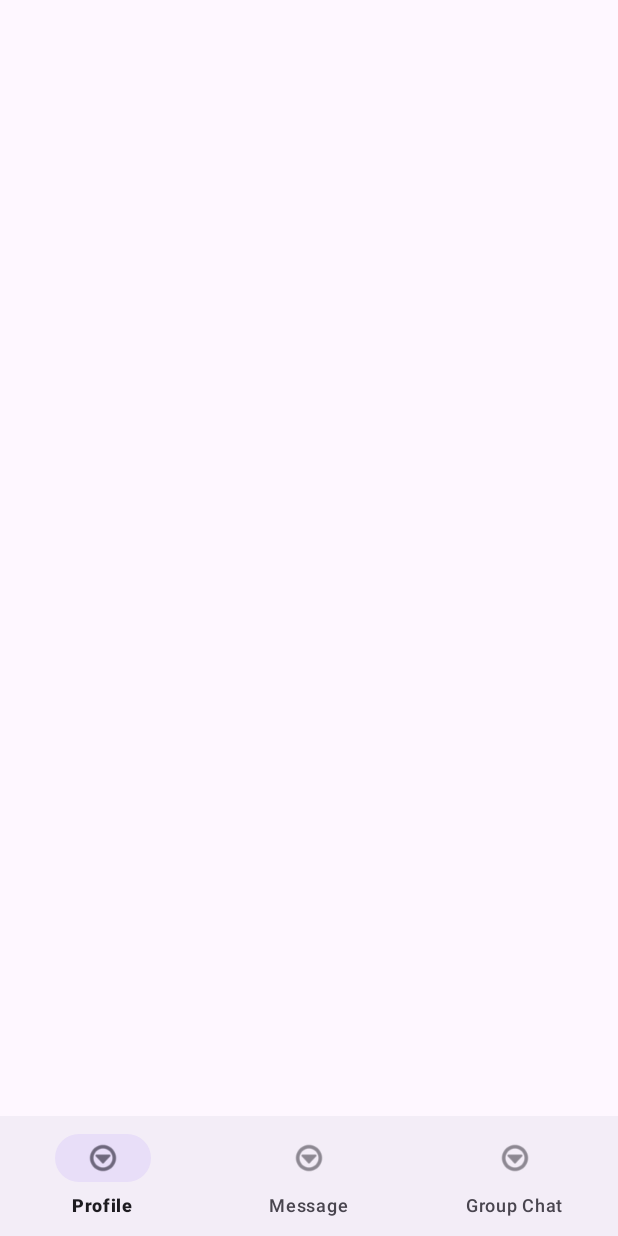
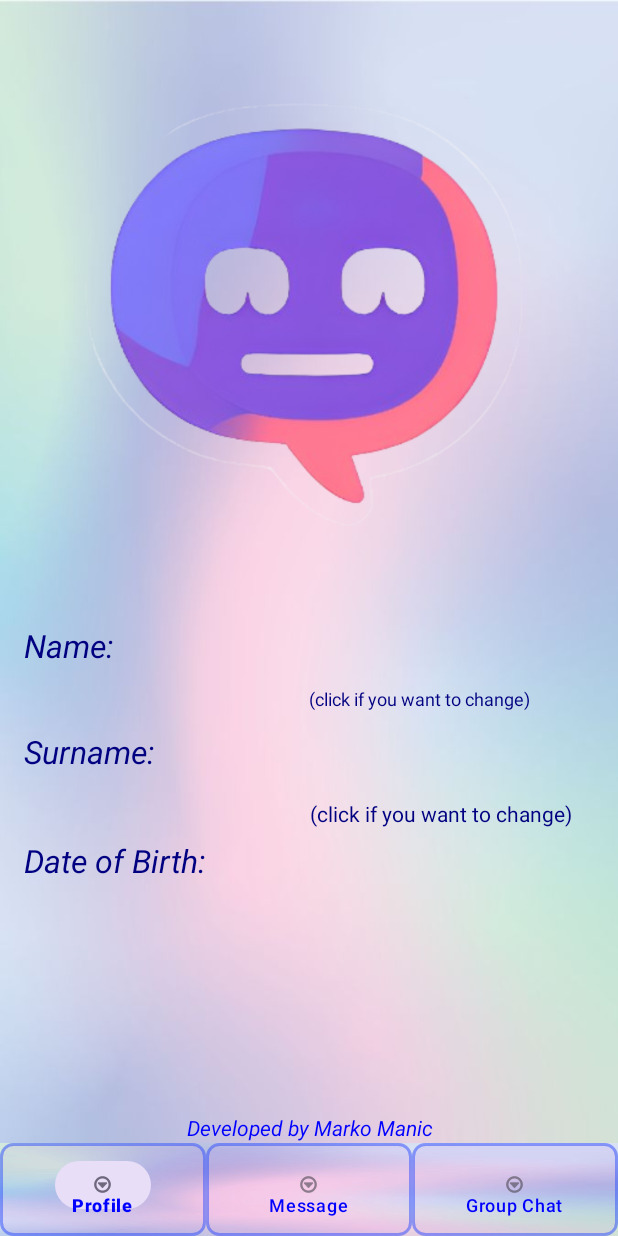
Before and after one commit to ManicDailyDev/ChatApp, an Android app: the ChatActivity screen opened directly, with no data from a screen before it, on a phone screen of 412 x 824 dp. Run offline under Robolectric (Android 15) with nearby library versions, the phone set to English and light mode, and no system bars; our stand-ins replace Firebase (no records; nobody signed in at launch, a user with empty details on screens opened directly).

Commit message:
01.09.2024.

```diff
--- a/app/src/main/java/com/example/facebookclone/Chat/ChatActivity.kt
+++ b/app/src/main/java/com/example/facebookclone/Chat/ChatActivity.kt
@@ -7,30 +7,32 @@
 import com.example.facebookclone.Fragment.MessageFragment
 import com.example.facebookclone.Fragment.ProfileFragment
 import com.example.facebookclone.R
-import com.example.facebookclone.databinding.ActivityChatBinding
+import com.example.facebookclone.databinding.ActivityChatHolderBinding
 import com.google.android.material.bottomnavigation.BottomNavigationView
 
 
 class ChatActivity : AppCompatActivity() {
 
-    private lateinit var binding: ActivityChatBinding
+    private lateinit var binding: ActivityChatHolderBinding
 
     override fun onCreate(savedInstanceState: Bundle?) {
         super.onCreate(savedInstanceState)
-        binding = ActivityChatBinding.inflate(layoutInflater)
+        binding = ActivityChatHolderBinding.inflate(layoutInflater)
         setContentView(binding.root)
 
         val firstFragment = ProfileFragment()
         val secondFragment = MessageFragment()
         val thirdFragment = GroupChatFragment()
 
-        supportFragmentManager.beginTransaction().apply {
-            replace(R.id.container, firstFragment)
-            commit()
+        if (savedInstanceState == null) {
+            supportFragmentManager.beginTransaction().apply {
+                replace(R.id.container, firstFragment)
+                commit()
+            }
         }
 
         // BottomNavigationView button clicks
-        binding.bottomnavigationbuttons.setOnNavigationItemSelectedListener { menuItem ->
+        binding.bottomnavigationbuttons.setOnItemSelectedListener { menuItem ->
             when (menuItem.itemId) {
                 R.id.profile -> {
                     replaceFragment(firstFragment)
--- a/app/src/main/java/com/example/facebookclone/Fragment/ProfileFragment.kt
+++ b/app/src/main/java/com/example/facebookclone/Fragment/ProfileFragment.kt
@@ -41,7 +41,7 @@
 
         val user = FirebaseAuth.getInstance().currentUser
         val db = FirebaseFirestore.getInstance()
-        val userRef = db.collection("users").document(user!!.uid)
+        val userRef = db.collection("users").document(user?.uid ?: "")
 
         userRef.get()
             .addOnSuccessListener { document ->
--- a/app/src/main/res/layout/activity_chat.xml
+++ b/app/src/main/res/layout/activity_chat.xml
@@ -17,11 +17,11 @@
             android:layout_width="0dp"
             android:layout_height="0dp"
             android:layout_marginTop="16dp"
+            app:layoutManager="androidx.recyclerview.widget.LinearLayoutManager"
+            app:layout_constraintBottom_toTopOf="@+id/messageInputLayout"
+            app:layout_constraintEnd_toEndOf="parent"
+            app:layout_constraintStart_toStartOf="parent"
             app:layout_constraintTop_toTopOf="parent"
-            app:layout_constraintBottom_toTopOf="@+id/messageInputLayout"
-            app:layout_constraintStart_toStartOf="parent"
-            app:layout_constraintEnd_toEndOf="parent"
-            app:layoutManager="androidx.recyclerview.widget.LinearLayoutManager"
             tools:listitem="@layout/item_message" />
 
         <LinearLayout
@@ -31,8 +31,8 @@
             android:orientation="horizontal"
             android:padding="16dp"
             app:layout_constraintBottom_toBottomOf="parent"
-            app:layout_constraintStart_toStartOf="parent"
-            app:layout_constraintEnd_toEndOf="parent">
+            app:layout_constraintEnd_toEndOf="parent"
+            app:layout_constraintStart_toStartOf="parent">
 
             <EditText
                 android:id="@+id/editTextMessage"
@@ -46,18 +46,11 @@
                 android:id="@+id/buttonSendMessage"
                 android:layout_width="wrap_content"
                 android:layout_height="wrap_content"
-                android:src="@drawable/button_fragment"
-                android:contentDescription="Send" />
+                android:contentDescription="Send"
+                android:src="@drawable/button_fragment" />
 
         </LinearLayout>
 
-        <!-- Bottom Navigation View -->
-        <com.google.android.material.bottomnavigation.BottomNavigationView
-            android:id="@+id/bottomnavigationbuttons"
-            android:layout_width="match_parent"
-            android:layout_height="wrap_content"
-            android:layout_alignParentBottom="true"
-            app:menu="@menu/bottom_navigation_menu"
-            app:layout_constraintBottom_toBottomOf="parent" />
+
     </androidx.constraintlayout.widget.ConstraintLayout>
 </layout>
--- a/app/src/main/res/layout/activity_chat_holder.xml
+++ b/app/src/main/res/layout/activity_chat_holder.xml
@@ -6,7 +6,8 @@
     android:layout_height="match_parent"
     android:background="@drawable/pastel"
     android:orientation="vertical"
-    tools:context=".MainActivity">
+    tools:context=".Chat.ChatDetailActivity"
+    >
 
     <!-- Container for fragments -->
     <FrameLayout
--- a/app/src/main/res/layout/activity_main.xml
+++ b/app/src/main/res/layout/activity_main.xml
@@ -53,6 +53,7 @@
             android:id="@+id/usernameEditText1"
             android:layout_width="match_parent"
             android:layout_height="wrap_content"
+            android:text="a@gmail.com"
             android:background="@drawable/rounded_edittext_background"
             android:inputType="text"
             android:textAlignment="center"
@@ -81,6 +82,7 @@
         <com.google.android.material.textfield.TextInputEditText
             android:id="@+id/passwordEditText1"
             android:layout_width="match_parent"
+            android:text="123456789"
             android:layout_height="wrap_content"
             android:background="@drawable/rounded_edittext_background"
             android:inputType="textPassword"
--- a/app/src/main/res/layout/fragment_profile.xml
+++ b/app/src/main/res/layout/fragment_profile.xml
@@ -5,7 +5,7 @@
     xmlns:tools="http://schemas.android.com/tools"
     android:layout_width="match_parent"
     android:layout_height="match_parent"
-    tools:context=".ProfileFragment"
+
     android:background="@drawable/pastel">
 
     <!-- Profile Image -->
@@ -57,16 +57,18 @@
     <!-- First Name Data -->
     <androidx.appcompat.widget.AppCompatTextView
         android:id="@+id/textViewFirstName"
-        android:layout_width="wrap_content"
-        android:layout_height="wrap_content"
+        android:layout_width="200dp"
+        android:layout_height="35dp"
         android:layout_marginTop="60dp"
         android:textSize="22sp"
         android:textColor="@color/Navy"
         android:textStyle="italic|bold"
-        android:gravity="center"
+        android:gravity="left"
         android:clickable="true"
         android:focusable="true"
         app:layout_constraintStart_toStartOf="@id/guidelineMiddle"
+        app:layout_constraintEnd_toEndOf="parent"
+        app:layout_constraintBottom_toTopOf="@id/hintFirstName"
         app:layout_constraintTop_toBottomOf="@id/imageViewProfile" />
 
     <!-- Hint for First Name -->
@@ -99,16 +101,18 @@
     <!-- Last Name Data -->
     <androidx.appcompat.widget.AppCompatTextView
         android:id="@+id/textViewLastName"
-        android:layout_width="wrap_content"
-        android:layout_height="wrap_content"
+        android:layout_width="200dp"
+        android:layout_height="35dp"
         android:layout_marginTop="40dp"
         android:textSize="22sp"
         android:textColor="@color/Navy"
         android:textStyle="italic|bold"
-        android:gravity="center"
+        android:gravity="left"
         android:clickable="true"
         android:focusable="true"
         app:layout_constraintStart_toStartOf="@id/guidelineMiddle"
+        app:layout_constraintEnd_toEndOf="parent"
+        app:layout_constraintBottom_toTopOf="@id/hintLastName"
         app:layout_constraintTop_toBottomOf="@id/textViewFirstName" />
 
     <!-- Hint for Last Name -->
--- a/build.gradle.kts
+++ b/build.gradle.kts
@@ -1,11 +1,14 @@
 buildscript {
     dependencies {
         classpath(libs.google.services)
+    }
+    repositories {
+        google()
     }
 }
 // Top-level build file where you can add configuration options common to all sub-projects/modules.
 plugins {
     alias(libs.plugins.androidApplication) apply false
     alias(libs.plugins.jetbrainsKotlinAndroid) apply false
-    id("com.google.gms.google-services") version "4.4.1" apply false
+    id("com.google.gms.google-services") version "4.4.2" apply false
 }
--- a/gradle/libs.versions.toml
+++ b/gradle/libs.versions.toml
@@ -1,5 +1,5 @@
 [versions]
-agp = "8.5.2"
+agp = "8.6.1"
 compiler = "4.12.0"
 exifinterface = "1.3.7"
 firebaseBom = "32.8.1"
@@ -24,6 +24,7 @@
 firebaseAuth = "23.0.0"
 firebaseFirestoreKtxVersion = "25.0.0"
 firebaseStorage = "21.0.0"
+playServicesAuth = "21.2.0"
 recyclerview = "1.3.2"
 
 [libraries]
@@ -51,6 +52,7 @@
 google-firebase-firestore-ktx = { group = "com.google.firebase", name = "firebase-firestore-ktx", version.ref = "firebaseFirestoreKtxVersion" }
 firebase-storage = { group = "com.google.firebase", name = "firebase-storage", version.ref = "firebaseStorage" }
 androidx-recyclerview = { group = "androidx.recyclerview", name = "recyclerview", version.ref = "recyclerview" }
+play-services-auth = { module = "com.google.android.gms:play-services-auth", version.ref = "playServicesAuth" }
 
 [plugins]
 androidApplication = { id = "com.android.application", version.ref = "agp" }
```
Also changed, not shown: app/build.gradle.kts (+15 -10 lines), app/src/main/AndroidManifest.xml (+10 -1 lines), app/src/main/java/com/example/facebookclone/Chat/ChatDetailActivity.kt (+13 -8 lines), app/src/main/java/com/example/facebookclone/DataClasses/Message.kt (+42 -1 lines), 1 other file.
